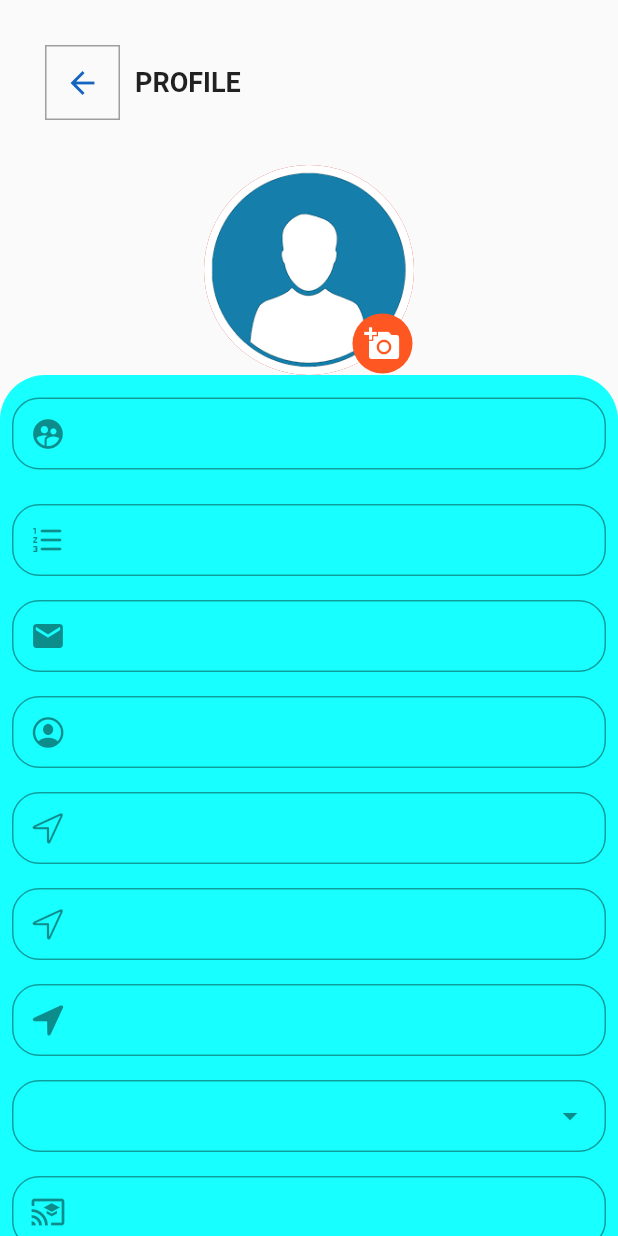
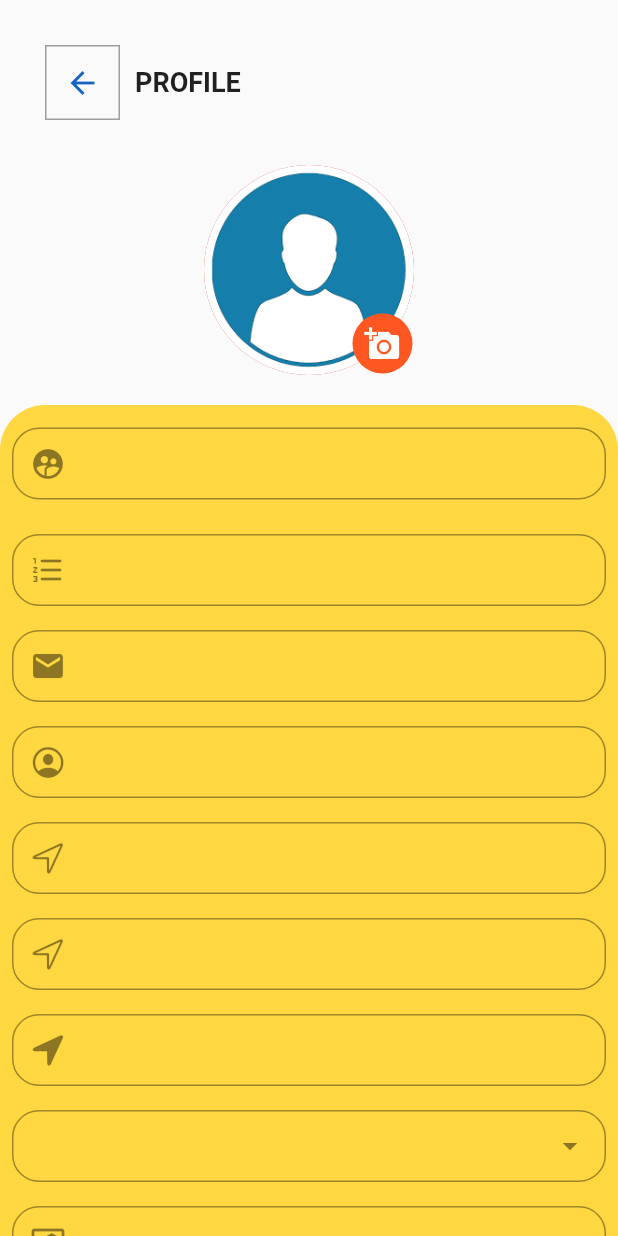
Before and after one commit to Season-of-Code-2022-MDG-Space/business-buddy, a Flutter app: the Dashboard screen opened by its route, on a phone screen of 412 x 824 dp. Run offline on Flutter 3.47's test engine with Material 2 defaults, Android fonts, the phone set to English and light mode, and no system bars; our stand-ins replace cloud_firestore, firebase_auth, firebase_core, fluttertoast, get, shared_preferences; accounts and stored records are empty.

Commit message:
Minor Changes In UI

```diff
--- a/lib/pages/dashboard_board.dart
+++ b/lib/pages/dashboard_board.dart
@@ -139,12 +139,15 @@ class _DashboardState extends State<Dashboard> {
                 ))
           ],
         ),
+        SizedBox(
+          height: 20,
+        ),
         Expanded(
             child: Container(
           decoration: const BoxDecoration(
               borderRadius: BorderRadius.only(
                   topLeft: Radius.circular(30), topRight: Radius.circular(30)),
-              color: Colors.cyanAccent),
+              color: Colors.amberAccent),
           child: SingleChildScrollView(
             child: Form(
               key: _formkey,
--- a/lib/pages/suggestion_page.dart
+++ b/lib/pages/suggestion_page.dart
@@ -136,8 +136,8 @@ class _SuggestionPageState extends State<SuggestionPage> {
                                             alignment:
                                                 const Alignment(0.0, 2.5),
                                             child: const CircleAvatar(
-                                              backgroundImage: NetworkImage(
-                                                  "Add you profile DP image URL here "),
+                                              backgroundImage: AssetImage(
+                                                  "assets/images/download.png "),
                                               radius: 60.0,
                                             ),
                                           ),
```
